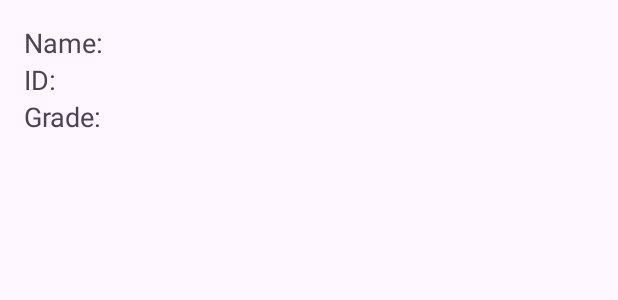
After one commit to idoakstein1/app-development-assignment-2, an Android app: the layout activity_student_detail.xml on its own in the app's theme, with its tools: preview values and no code run, on a phone screen of 412 x 824 dp. The commit adds this screen. Shown: the top 300 px of the screen. Run offline under Robolectric (Android 15) with nearby library versions, the phone set to English and light mode, and no system bars.

Commit message:
create new activity

```diff
--- a/app/src/main/AndroidManifest.xml
+++ b/app/src/main/AndroidManifest.xml
@@ -13,6 +13,9 @@
         android:theme="@style/Theme.Appdevelopmentassignment2"
         tools:targetApi="31">
         <activity
+            android:name=".StudentDetailActivity"
+            android:exported="false" />
+        <activity
             android:name=".MainActivity"
             android:exported="true">
             <intent-filter>
--- a/app/src/main/java/com/example/app_development_assignment_2/MainActivity.kt
+++ b/app/src/main/java/com/example/app_development_assignment_2/MainActivity.kt
@@ -1,5 +1,6 @@
 package com.example.app_development_assignment_2
 
+import android.content.Intent
 import android.os.Bundle
 import androidx.activity.enableEdgeToEdge
 import androidx.appcompat.app.AppCompatActivity
@@ -29,5 +30,7 @@ class MainActivity : AppCompatActivity() {
         studentsRecyclerView.setHasFixedSize(true)
         studentsRecyclerView.layoutManager = LinearLayoutManager(this)
         studentsRecyclerView.adapter = StudentsRecyclerAdapter(students)
-    }
+
+
 }
+}
--- a/app/src/main/java/com/example/app_development_assignment_2/model/Student.kt
+++ b/app/src/main/java/com/example/app_development_assignment_2/model/Student.kt
@@ -1,9 +1,11 @@
 package com.example.app_development_assignment_2.model
 
-data class Student(
+import java.io.Serializable
+
+data class Student (
     val name: String,
     val id: String,
     val phone: String,
     val address: String,
     var isChecked: Boolean = false
-)
+):Serializable
--- /dev/null
+++ b/app/src/main/res/layout/activity_student_detail.xml
@@ -0,0 +1,28 @@
+<LinearLayout
+    xmlns:android="http://schemas.android.com/apk/res/android"
+    android:layout_width="match_parent"
+    android:layout_height="match_parent"
+    android:orientation="vertical"
+    android:padding="16dp">
+
+    <TextView
+        android:id="@+id/studentNameTextView"
+        android:layout_width="wrap_content"
+        android:layout_height="wrap_content"
+        android:text="Name: "
+        android:textSize="18sp" />
+
+    <TextView
+        android:id="@+id/studentIdTextView"
+        android:layout_width="wrap_content"
+        android:layout_height="wrap_content"
+        android:text="ID: "
+        android:textSize="18sp" />
+
+    <TextView
+        android:id="@+id/studentGradeTextView"
+        android:layout_width="wrap_content"
+        android:layout_height="wrap_content"
+        android:text="Grade: "
+        android:textSize="18sp" />
+</LinearLayout>
```
Also changed, not shown: app/src/main/java/com/example/app_development_assignment_2/StudentDetailActivity.kt (added, +28 -0 lines), app/src/main/java/com/example/app_development_assignment_2/adapter/StudentsRecyclerAdapter.kt (+12 -0 lines).
